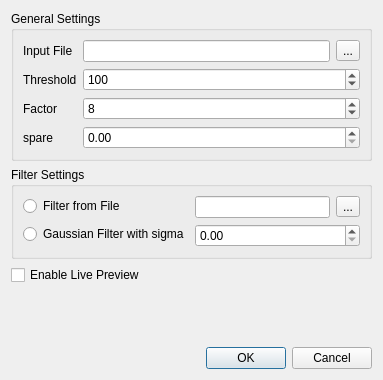
This is gui/stormparamsdialog.ui in jschleic/simple-STORM as Qt 5 draws it before an edit. The edited form follows.
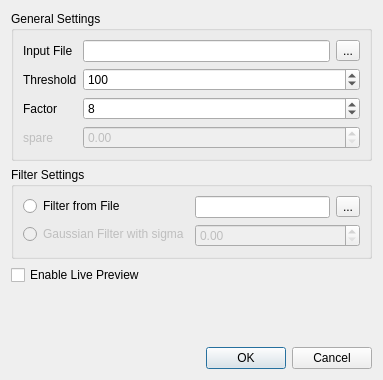
This is the edited form. Custom widgets are drawn as their Qt base class.

What changed in the file:
```diff
--- a/gui/stormparamsdialog.ui
+++ b/gui/stormparamsdialog.ui
@@ -40,7 +40,11 @@
        </widget>
       </item>
       <item row="5" column="1">
-       <widget class="QDoubleSpinBox" name="spare"/>
+       <widget class="QDoubleSpinBox" name="spare">
+        <property name="enabled">
+         <bool>false</bool>
+        </property>
+       </widget>
       </item>
       <item row="2" column="1">
        <layout class="QHBoxLayout" name="horizontalLayout">
@@ -82,6 +86,9 @@
       </item>
       <item row="5" column="0">
        <widget class="QLabel" name="label_4">
+        <property name="enabled">
+         <bool>false</bool>
+        </property>
         <property name="text">
          <string>spare</string>
         </property>
@@ -128,10 +135,17 @@
        </layout>
       </item>
       <item row="1" column="1">
-       <widget class="QDoubleSpinBox" name="doubleSpinBox_2"/>
+       <widget class="QDoubleSpinBox" name="doubleSpinBox_2">
+        <property name="enabled">
+         <bool>false</bool>
+        </property>
+       </widget>
       </item>
       <item row="1" column="0">
        <widget class="QRadioButton" name="radioButton_2">
+        <property name="enabled">
+         <bool>false</bool>
+        </property>
         <property name="text">
          <string>Gaussian Filter with sigma</string>
         </property>
```
Left out of the diff: 2 changed lines with no effect on the pictures.
